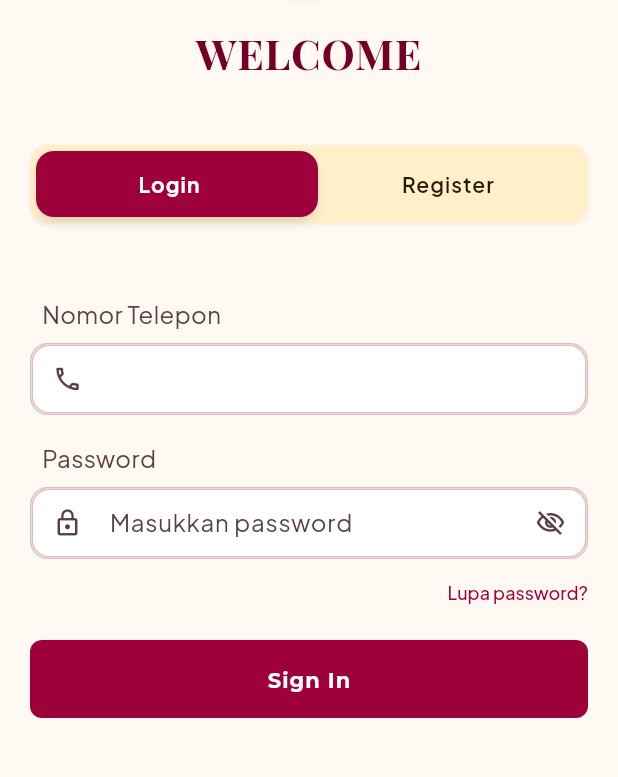
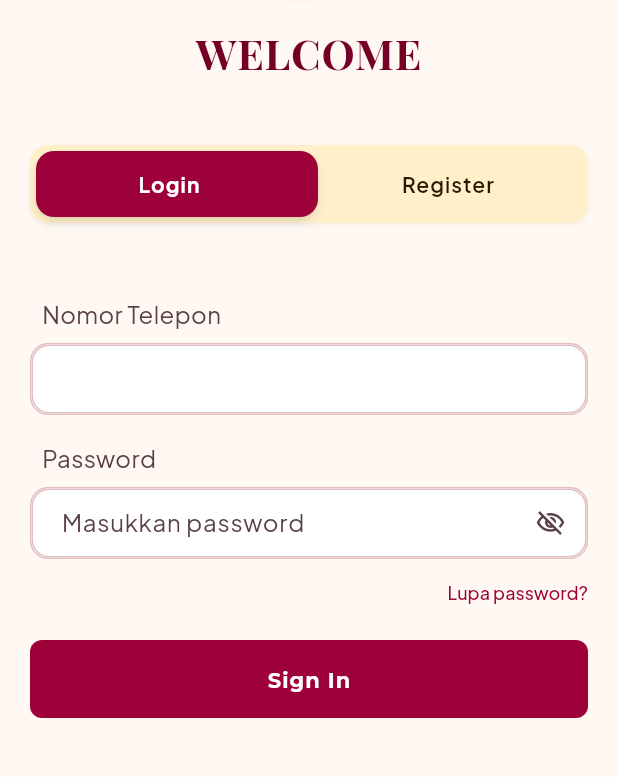
Before and after one commit to Humiiu/dc_multiplatforms, a Flutter app: the screen it shows after launch, on a phone screen of 412 x 824 dp, the part 182-959 px from its top. Run offline on Flutter 3.47's test engine with Material 3 defaults, Android fonts, the light colour scheme and no system bars; our stand-ins replace firebase_auth, firebase_core, firebase_database, flutter_riverpod, go_router, google_fonts; accounts and stored records are empty.

Commit message:
@ Fix Login fields: remove prefix icons to match Figma design
Login fields in Figma have no prefix icons (no phone/person/lock icons).
Only text labels + border. Password field keeps visibility toggle icon.
Register fields keep their icons as shown in Figma regis.png.
@

```diff
--- a/lib/screens/auth/auth_page.dart
+++ b/lib/screens/auth/auth_page.dart
@@ -235,7 +235,7 @@ class _AuthPageState extends ConsumerState<AuthPage> {
                     label: 'Nomor Telepon',
                     hintText: '',
                     keyboardType: TextInputType.phone,
-                    prefixIcon: Icons.phone_outlined,
+                    prefixIcon: null,
                     fieldKey: 'phone',
                     leadingText: '+62 ',
                     digitsOnly: true,
@@ -248,7 +248,7 @@ class _AuthPageState extends ConsumerState<AuthPage> {
                     hintText: 'Masukkan password',
                     keyboardType: TextInputType.visiblePassword,
                     obscureText: _obscurePassword,
-                    prefixIcon: Icons.lock_outline,
+                    prefixIcon: null,
                     suffixIcon: _obscurePassword
                         ? Icons.visibility_off_outlined
                         : Icons.visibility_outlined,
```
